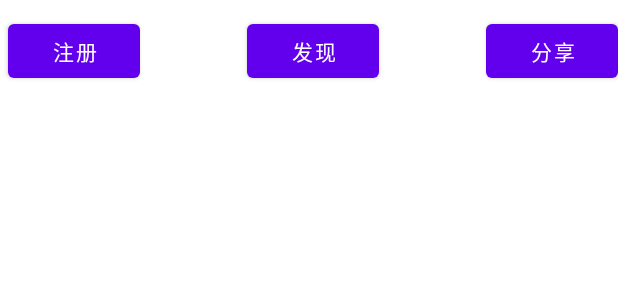
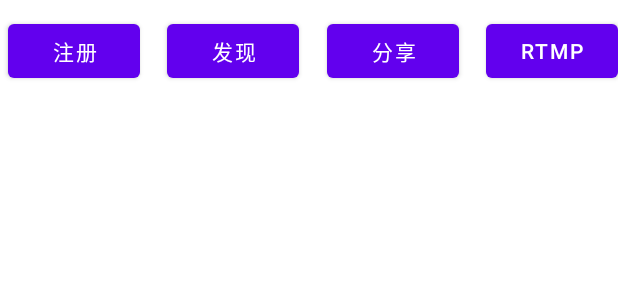
Before and after one commit to Chen-Alexander/ManiuLearn, an Android app: the layout activity_main.xml on its own in the app's theme, with its tools: preview values and no code run, on a phone screen of 412 x 824 dp. Shown: the top 300 px of the screen. Run offline under Robolectric (Android 15) with nearby library versions, the light colour scheme and no system bars.

Commit message:
1: 音视频可以正常推送，但是，喇叭在使用时无法录音。

```diff
--- a/ScreenShare-Audio-RTMP/app/src/main/AndroidManifest.xml
+++ b/ScreenShare-Audio-RTMP/app/src/main/AndroidManifest.xml
@@ -3,8 +3,11 @@
     package="com.example.h264encoderdemo">
 
     <uses-permission android:name="android.permission.INTERNET" />
+    <!--  NSD need  -->
     <uses-permission android:name="android.permission.ACCESS_NETWORK_STATE" />
     <uses-permission android:name="android.permission.ACCESS_WIFI_STATE" />
+    <!--  NSD need  -->
+    <uses-permission android:name="android.permission.RECORD_AUDIO" />
 
     <application
         android:allowBackup="true"
--- a/ScreenShare-Audio-RTMP/app/src/main/java/com/example/h264encoderdemo/MainActivity.kt
+++ b/ScreenShare-Audio-RTMP/app/src/main/java/com/example/h264encoderdemo/MainActivity.kt
@@ -56,6 +56,11 @@
                 PlayerActivity.launch(this, it)
             }
         }
+        binding?.rtmp?.setOnClickListener {
+            val intent = Intent(this@MainActivity, ScreenShareActivity::class.java)
+            intent.putExtra("rtmp-url", "rtmp://192.168.1.4:1935/alex/room")
+            startActivity(intent)
+        }
 
         checkPermission()
     }
--- a/ScreenShare-Audio-RTMP/app/src/main/java/com/example/h264encoderdemo/ScreenShareActivity.kt
+++ b/ScreenShare-Audio-RTMP/app/src/main/java/com/example/h264encoderdemo/ScreenShareActivity.kt
@@ -20,7 +20,6 @@
 import com.example.h264encoderdemo.coder.video.encoder.VideoEncoder
 import com.example.h264encoderdemo.databinding.ActivityScreenShareBinding
 import com.example.h264encoderdemo.transmit.rtmp.RTMPSender
-import com.example.h264encoderdemo.transmit.websocket.WebSocketSender
 import java.util.concurrent.LinkedBlockingQueue
 import kotlin.math.roundToInt
 import kotlin.properties.Delegates
@@ -38,7 +37,7 @@
     private val size = Point(0, 0)
     private var densityPercent by Delegates.notNull<Float>()
     // 音视频缓存队列，生产消费模式，VideoEncoder/AudioEncoder往队列offer数据，sender从队列内take数据
-    private var queue = LinkedBlockingQueue<RTMPPacket>(64)
+    private var queue = LinkedBlockingQueue<RTMPPacket?>(64)
     private var defaultFPS = 20
     private var defaultGOPSize = 15
     private val screenShareResult = registerForActivityResult(ScreenShare()) { result ->
@@ -73,6 +72,7 @@
         intent?.getStringExtra("rtmp-url")?.let {
             if (!isEmpty(it)) {
                 rtmpSender = RTMPSender(it, queue)
+            } else {
                 makeText(this, "推流地址为空", LENGTH_SHORT).show()
             }
         }
--- a/ScreenShare-Audio-RTMP/app/src/main/java/com/example/h264encoderdemo/coder/audio/encoder/AudioEncoder.kt
+++ b/ScreenShare-Audio-RTMP/app/src/main/java/com/example/h264encoderdemo/coder/audio/encoder/AudioEncoder.kt
@@ -16,7 +16,7 @@
 import java.util.concurrent.LinkedBlockingQueue
 
 class AudioEncoder(
-    private val queue: LinkedBlockingQueue<RTMPPacket>
+    private val queue: LinkedBlockingQueue<RTMPPacket?>
 ) : Encoder {
     private val tag = "AudioEncoder"
     private var mediaCodec: MediaCodec? = null
@@ -30,6 +30,7 @@
     private val channelCount = 1
     private val sampleRate = 44100
     private val bitRate = 128_000
+    private val maxInputSize = 10 * 1024
 
     override fun init() {
         runCatching {
@@ -46,6 +47,8 @@
             )
             // 设置码率
             format.setInteger(MediaFormat.KEY_BIT_RATE, bitRate)
+            // 设置pcm帧的最大size(输入大小)
+            format.setInteger(MediaFormat.KEY_MAX_INPUT_SIZE, maxInputSize)
             mediaCodec = MediaCodec.createEncoderByType(MediaFormat.MIMETYPE_AUDIO_AAC)
             mediaCodec?.configure(format, null, null, MediaCodec.CONFIGURE_FLAG_ENCODE)
             // 设置采样率  通道数  采样位数
--- a/ScreenShare-Audio-RTMP/app/src/main/java/com/example/h264encoderdemo/coder/video/encoder/H264Encoder.kt
+++ b/ScreenShare-Audio-RTMP/app/src/main/java/com/example/h264encoderdemo/coder/video/encoder/H264Encoder.kt
@@ -18,7 +18,7 @@
     height: Int,
     fps: Int,
     gopSize: Int,
-    queue: LinkedBlockingQueue<RTMPPacket>
+    queue: LinkedBlockingQueue<RTMPPacket?>
 ) : VideoEncoder(width, height, fps, gopSize, queue) {
     override val tag = "H264Encoder"
 
--- a/ScreenShare-Audio-RTMP/app/src/main/res/layout/activity_main.xml
+++ b/ScreenShare-Audio-RTMP/app/src/main/res/layout/activity_main.xml
@@ -30,8 +30,17 @@
         android:layout_width="wrap_content"
         android:layout_height="wrap_content"
         android:text="分享"
+        app:layout_constraintStart_toEndOf="@id/find"
+        app:layout_constraintEnd_toStartOf="@id/rtmp"
+        app:layout_constraintTop_toTopOf="@id/find" />
+
+    <Button
+        android:id="@+id/rtmp"
+        android:layout_width="wrap_content"
+        android:layout_height="wrap_content"
+        android:text="RTMP"
         app:layout_constraintEnd_toEndOf="parent"
-        app:layout_constraintTop_toTopOf="@id/find" />
+        app:layout_constraintTop_toTopOf="@id/share" />
 
     <ListView
         android:id="@+id/listView"
```
Also changed, not shown: ScreenShare-Audio-RTMP/app/src/main/java/com/example/h264encoderdemo/coder/video/encoder/VideoEncoder.kt (+7 -10 lines), ScreenShare-Audio-RTMP/app/src/main/java/com/example/h264encoderdemo/transmit/rtmp/RTMPSender.kt (+4 -5 lines), 1 other file.
